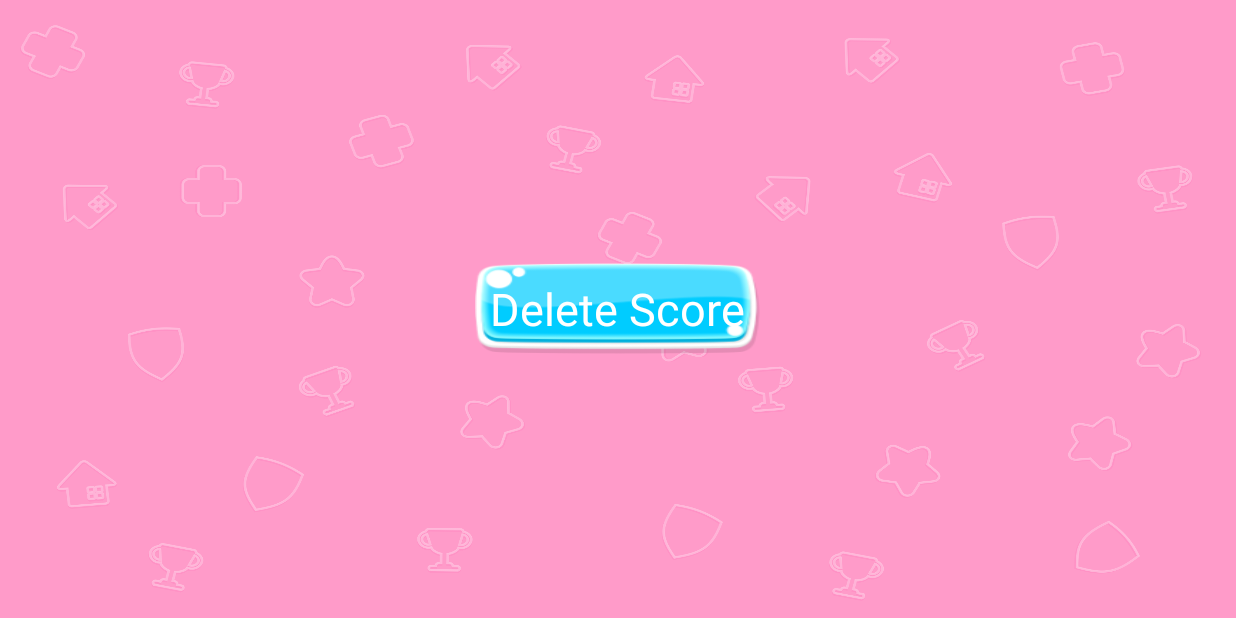
After one commit to Bothar/PulseTrip, an Android app: the SettingsActivity screen opened directly, with no data from a screen before it, on a phone screen of 824 x 412 dp (held sideways). The commit adds this screen. Run offline under Robolectric (Android 15) with nearby library versions, the phone set to English and light mode, and no system bars.

Commit message:
best score saved, new GUI

```diff
--- a/app/src/main/AndroidManifest.xml
+++ b/app/src/main/AndroidManifest.xml
@@ -17,11 +17,13 @@
                 <category android:name="android.intent.category.LAUNCHER" />
             </intent-filter>
         </activity>
-
         <activity
             android:name="activities.GameActivity"
+            android:screenOrientation="landscape"></activity>
+        <activity
+            android:name="activities.SettingsActivity"
             android:screenOrientation="landscape">
-        </activity>
+            android:label="@string/title_activity_settings"></activity>
     </application>
 
 </manifest>
--- /dev/null
+++ b/app/src/main/java/activities/SettingsActivity.java
@@ -0,0 +1,46 @@
+package activities;
+
+import android.content.Context;
+import android.content.SharedPreferences;
+import android.os.Bundle;
+import android.app.Activity;
+import android.view.View;
+import android.widget.TextView;
+
+import edu.ub.pis2016.dmiguel.pulsetrip.R;
+
+public class SettingsActivity extends Activity {
+
+    private TextView settingsBtn;
+
+    @Override
+    protected void onCreate(Bundle savedInstanceState) {
+        super.onCreate(savedInstanceState);
+        setContentView(R.layout.activity_settings);
+
+        TextView txt = (TextView) findViewById(R.id.title);
+
+        initComponents();
+        initListeners();
+    }
+
+    private void initComponents() {
+        settingsBtn = (TextView) findViewById(R.id.reset_btn);
+
+    }
+
+    private void initListeners() {
+        settingsBtn.setOnClickListener(new View.OnClickListener() {
+            @Override
+            public void onClick(View v) {
+                SharedPreferences pref = getApplicationContext().getSharedPreferences("MY_PREFS", Context.MODE_PRIVATE);
+                SharedPreferences.Editor editor = pref.edit();
+                editor.putInt("SCORE", 0);
+                editor.commit();
+                settingsBtn.setBackgroundResource(R.drawable.blank_btn_pressed);
+            }
+        });
+
+}
+
+}
--- /dev/null
+++ b/app/src/main/res/layout/activity_settings.xml
@@ -0,0 +1,27 @@
+<?xml version="1.0" encoding="utf-8"?>
+<RelativeLayout xmlns:android="http://schemas.android.com/apk/res/android"
+    xmlns:tools="http://schemas.android.com/tools"
+    android:layout_width="match_parent"
+    android:layout_height="match_parent"
+    android:paddingBottom="@dimen/activity_vertical_margin"
+    android:paddingLeft="@dimen/activity_horizontal_margin"
+    android:paddingRight="@dimen/activity_horizontal_margin"
+    android:paddingTop="@dimen/activity_vertical_margin"
+    android:background="@drawable/background_menu"
+    tools:context="edu.ub.pis2016.dmiguel.pulsetrip.SettingsActivity">
+
+    <TextView
+        android:layout_width="wrap_content"
+        android:layout_height="wrap_content"
+        android:id="@+id/reset_btn"
+        android:text="@string/reset"
+        android:layout_centerHorizontal="true"
+        android:layout_centerVertical="true"
+        android:background="@drawable/blank_btn"
+        android:padding="@dimen/small_padding"
+        android:layout_marginTop="@dimen/margin_title"
+        android:textSize="@dimen/text_size"
+        android:textColor="#FFFFFF"
+        />
+
+</RelativeLayout>
--- a/app/src/main/res/values/dimens.xml
+++ b/app/src/main/res/values/dimens.xml
@@ -3,6 +3,11 @@
     <dimen name="activity_horizontal_margin">16dp</dimen>
     <dimen name="activity_vertical_margin">16dp</dimen>
     <dimen name="title_size">50dp</dimen>
-    <dimen name="margin_title">150dp</dimen>
+    <dimen name="text_size">30dp</dimen>
+    <dimen name="margin_title">50dp</dimen>
+    <dimen name="margin_button">100dp</dimen>
+    <dimen name="margin_button_small">20dp</dimen>
+    <dimen name="margin_button_top">75dp</dimen>
     <dimen name="btn_size">25dp</dimen>
+    <dimen name="small_padding">10dp</dimen>
 </resources>
--- a/app/src/main/res/values/strings.xml
+++ b/app/src/main/res/values/strings.xml
@@ -2,4 +2,6 @@
     <string name="app_name">PulseTrip</string>
     <string name="title">Pulse Trip</string>
     <string name="play_btn">Play</string>
+    <string name="reset">Delete Score</string>
+    <string name="title_activity_settings">SettingsActivity</string>
 </resources>
```
Also changed, not shown: app/src/main/java/activities/MainMenuActivity.java (+15 -1 lines), app/src/main/java/model/GamePanel.java (+23 -1 lines), app/src/main/res/layout/activity_main_menu.xml (+16 -5 lines), app/src/main/res/drawable-nodpi/background_menu.png (added), app/src/main/res/drawable-nodpi/blank_btn.png (added), app/src/main/res/drawable-nodpi/blank_btn_pressed.png (added), app/src/main/res/drawable-nodpi/button_options.png (added), app/src/main/res/drawable-nodpi/button_play.png (added).
